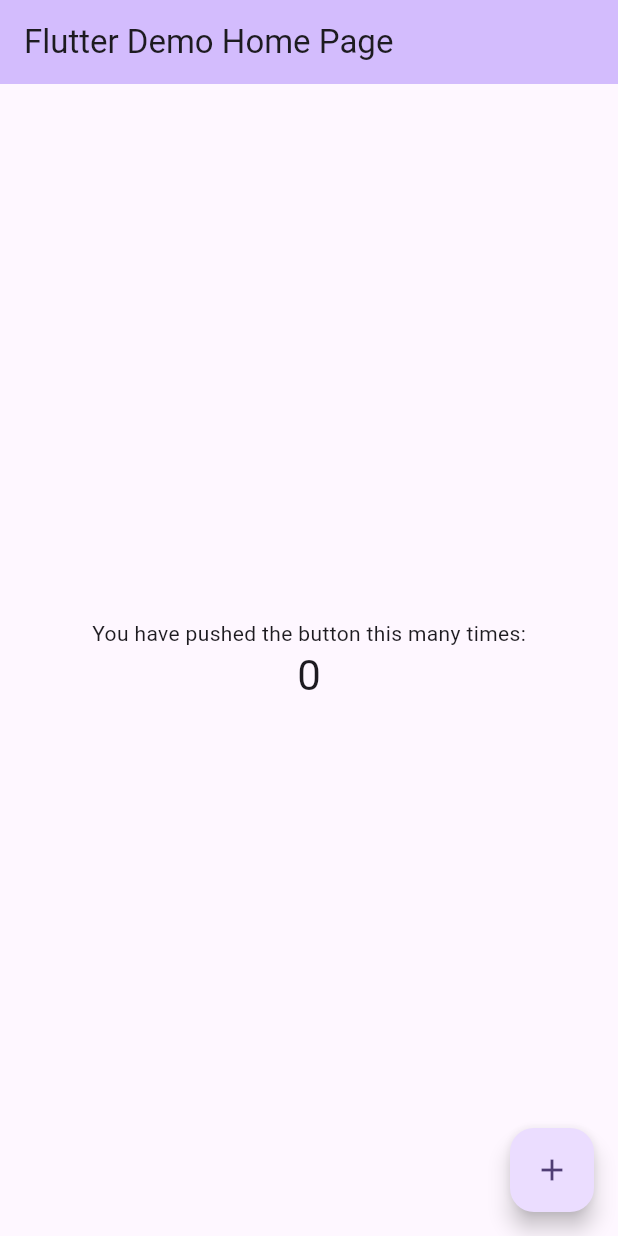
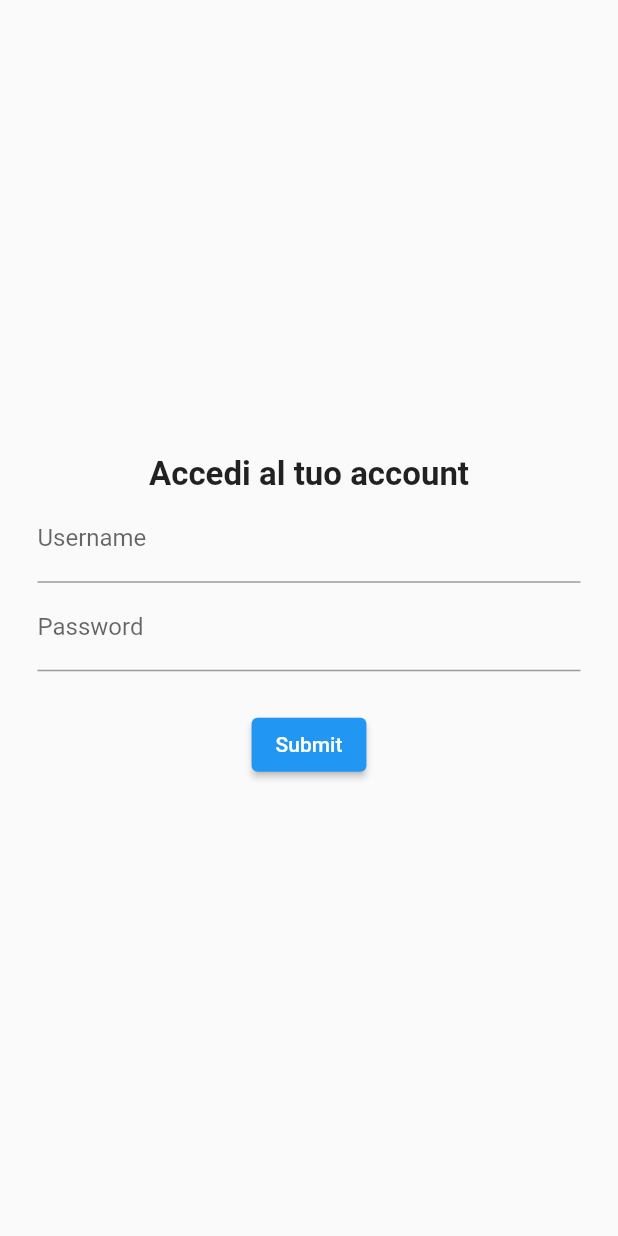
Before and after one commit to VoidElle/open-pico-app, a Flutter app: the screen it shows after launch, on a phone screen of 412 x 824 dp. Run offline on Flutter 3.47's test engine with Material 3 defaults, Android fonts, the phone set to English and light mode, and no system bars; our stand-ins replace flutter_riverpod, freezed_annotation.

Commit message:
chore: Initialized auth model and page

```diff
--- a/lib/main.dart
+++ b/lib/main.dart
@@ -1,122 +1,35 @@
 import 'package:flutter/material.dart';
+import 'package:flutter_riverpod/flutter_riverpod.dart';
+import 'package:open_pico_app/pages/auth_page.dart';
 
 void main() {
-  runApp(const MyApp());
+  runApp(
+    ProviderScope(
+      child: const OpenPico(),
+    ),
+  );
 }
 
-class MyApp extends StatelessWidget {
-  const MyApp({super.key});
+class OpenPico extends StatelessWidget {
 
-  // This widget is the root of your application.
+  const OpenPico({super.key});
+
   @override
   Widget build(BuildContext context) {
     return MaterialApp(
-      title: 'Flutter Demo',
+      title: 'Open Pico',
       theme: ThemeData(
-        // This is the theme of your application.
-        //
-        // TRY THIS: Try running your application with "flutter run". You'll see
-        // the application has a purple toolbar. Then, without quitting the app,
-        // try changing the seedColor in the colorScheme below to Colors.green
-        // and then invoke "hot reload" (save your changes or press the "hot
-        // reload" button in a Flutter-supported IDE, or press "r" if you used
-        // the command line to start the app).
-        //
-        // Notice that the counter didn't reset back to zero; the application
-        // state is not lost during the reload. To reset the state, use hot
-        // restart instead.
-        //
-        // This works for code too, not just values: Most code changes can be
-        // tested with just a hot reload.
-        colorScheme: ColorScheme.fromSeed(seedColor: Colors.deepPurple),
+        primarySwatch: Colors.blue,
+        useMaterial3: false,
+        textTheme: TextTheme(
+          titleLarge: TextStyle(
+            fontSize: 22,
+            fontWeight: FontWeight.bold,
+          ),
+        )
       ),
-      home: const MyHomePage(title: 'Flutter Demo Home Page'),
+      home: const AuthPage(),
     );
   }
+
 }
-
-class MyHomePage extends StatefulWidget {
-  const MyHomePage({super.key, required this.title});
-
-  // This widget is the home page of your application. It is stateful, meaning
-  // that it has a State object (defined below) that contains fields that affect
-  // how it looks.
-
-  // This class is the configuration for the state. It holds the values (in this
-  // case the title) provided by the parent (in this case the App widget) and
-  // used by the build method of the State. Fields in a Widget subclass are
-  // always marked "final".
-
-  final String title;
-
-  @override
-  State<MyHomePage> createState() => _MyHomePageState();
-}
-
-class _MyHomePageState extends State<MyHomePage> {
-  int _counter = 0;
-
-  void _incrementCounter() {
-    setState(() {
-      // This call to setState tells the Flutter framework that something has
-      // changed in this State, which causes it to rerun the build method below
-      // so that the display can reflect the updated values. If we changed
-      // _counter without calling setState(), then the build method would not be
-      // called again, and so nothing would appear to happen.
-      _counter++;
-    });
-  }
-
-  @override
-  Widget build(BuildContext context) {
-    // This method is rerun every time setState is called, for instance as done
-    // by the _incrementCounter method above.
-    //
-    // The Flutter framework has been optimized to make rerunning build methods
-    // fast, so that you can just rebuild anything that needs updating rather
-    // than having to individually change instances of widgets.
-    return Scaffold(
-      appBar: AppBar(
-        // TRY THIS: Try changing the color here to a specific color (to
-        // Colors.amber, perhaps?) and trigger a hot reload to see the AppBar
-        // change color while the other colors stay the same.
-        backgroundColor: Theme.of(context).colorScheme.inversePrimary,
-        // Here we take the value from the MyHomePage object that was created by
-        // the App.build method, and use it to set our appbar title.
-        title: Text(widget.title),
-      ),
-      body: Center(
-        // Center is a layout widget. It takes a single child and positions it
-        // in the middle of the parent.
-        child: Column(
-          // Column is also a layout widget. It takes a list of children and
-          // arranges them vertically. By default, it sizes itself to fit its
-          // children horizontally, and tries to be as tall as its parent.
-          //
-          // Column has various properties to control how it sizes itself and
-          // how it positions its children. Here we use mainAxisAlignment to
-          // center the children vertically; the main axis here is the vertical
-          // axis because Columns are vertical (the cross axis would be
-          // horizontal).
-          //
-          // TRY THIS: Invoke "debug painting" (choose the "Toggle Debug Paint"
-          // action in the IDE, or press "p" in the console), to see the
-          // wireframe for each widget.
-          mainAxisAlignment: MainAxisAlignment.center,
-          children: <Widget>[
-            const Text('You have pushed the button this many times:'),
-            Text(
-              '$_counter',
-              style: Theme.of(context).textTheme.headlineMedium,
-            ),
-          ],
-        ),
-      ),
-      floatingActionButton: FloatingActionButton(
-        onPressed: _incrementCounter,
-        tooltip: 'Increment',
-        child: const Icon(Icons.add),
-      ), // This trailing comma makes auto-formatting nicer for build methods.
-    );
-  }
-}
--- /dev/null
+++ b/lib/pages/auth_page.dart
@@ -0,0 +1,88 @@
+import 'package:flutter/material.dart';
+
+class AuthPage extends StatefulWidget {
+
+  const AuthPage({super.key});
+
+  @override
+  State<AuthPage> createState() => _AuthPageState();
+}
+
+class _AuthPageState extends State<AuthPage> {
+
+  // Key for the form
+  final GlobalKey<FormState> _formKey = GlobalKey<FormState>();
+
+  @override
+  Widget build(BuildContext context) {
+    return Scaffold(
+      body: SafeArea(
+        child: Padding(
+          padding: const EdgeInsets.all(25),
+          child: Column(
+            crossAxisAlignment: CrossAxisAlignment.center,
+            mainAxisAlignment: MainAxisAlignment.center,
+            children: [
+              _buildTitle(context),
+              _buildForm(),
+            ],
+          ),
+        ),
+      ),
+    );
+  }
+
+  // Widget to build the title
+  Widget _buildTitle(BuildContext context) {
+    return Text(
+      'Accedi al tuo account',
+      style: Theme.of(context).textTheme.titleLarge,
+    );
+  }
+
+  // Widget to build the form
+  Widget _buildForm() {
+    return Form(
+      key: _formKey,
+      child: Column(
+        children: [
+
+          // Username form field
+          TextFormField(
+            decoration: const InputDecoration(
+              labelText: 'Username',
+              hintText: 'Inserisci il tuo username',
+            ),
+          ),
+
+          // Password form field
+          TextFormField(
+            decoration: const InputDecoration(
+              labelText: 'Password',
+              hintText: 'Inserisci la tua password',
+            ),
+            obscureText: true,
+          ),
+
+          // Submit button
+          Padding(
+            padding: const EdgeInsets.only(top: 25),
+            child: ElevatedButton(
+              onPressed: () {
+                if (_formKey.currentState!.validate()) {
+                  // If the form is valid, display a snackbar. In the real world,
+                  // you'd often call a server or save the information in a database.
+                  ScaffoldMessenger.of(context).showSnackBar(
+                    const SnackBar(content: Text('Processing Data')),
+                  );
+                }
+              },
+              child: const Text('Submit'),
+            ),
+          ),
+
+        ],
+      ),
+    );
+  }
+}
--- /dev/null
+++ b/lib/utils/constants.dart
@@ -0,0 +1,6 @@
+class Constants {
+
+  // The base API url
+  static const String baseUrl = 'https://proair.azurewebsites.net/apiTS/v2/';
+
+}
```
Also changed, not shown: analysis_options.yaml (+6 -28 lines), lib/models/internal/internal_user_model.dart (added, +23 -0 lines), lib/models/internal/internal_user_model.freezed.dart (added), lib/models/internal/internal_user_model.g.dart (added), 3 other files.
